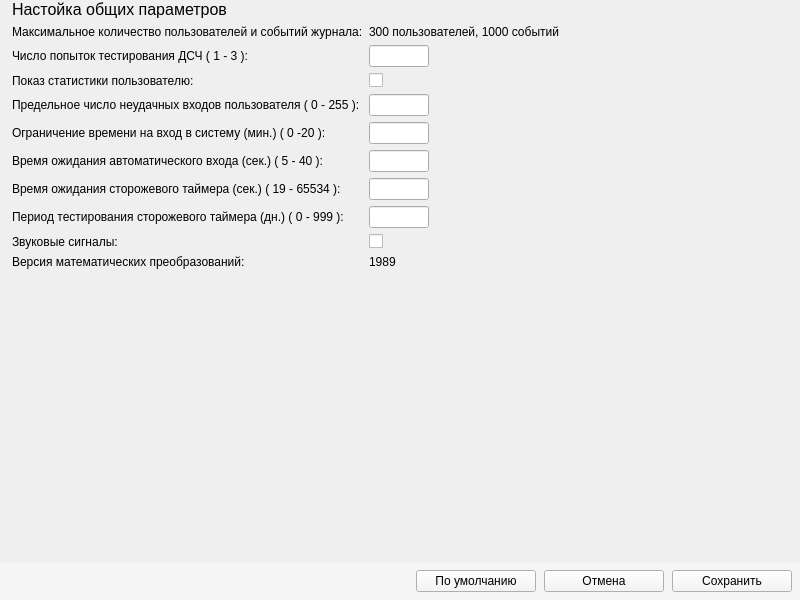
m6v/sobol, file panels/CommonParmsPanel.ui: the form before one commit.
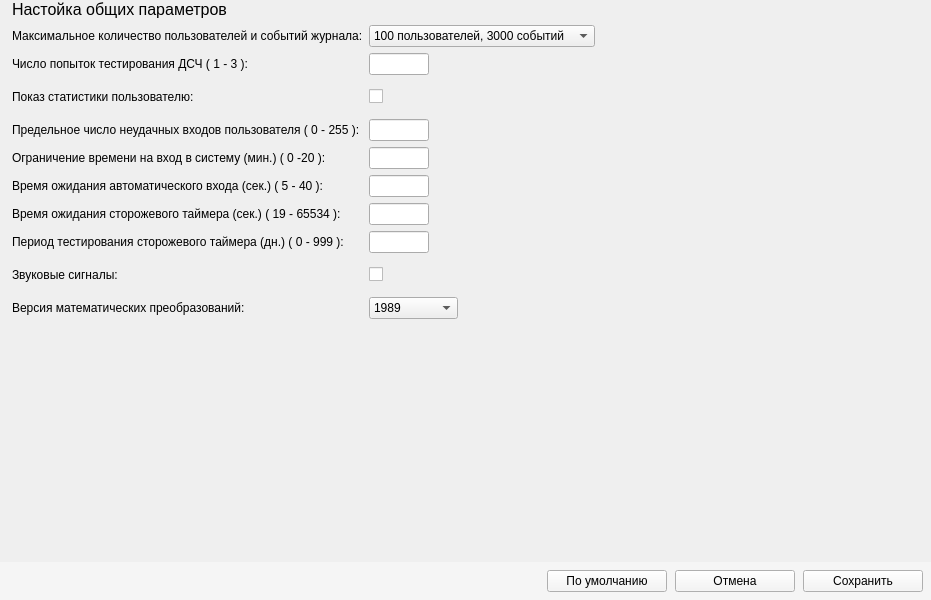
The form after the commit. Custom widgets are drawn as their Qt base class.

Commit message: Set uniform rows height

The edit to the form file:
```diff
--- a/panels/CommonParmsPanel.ui
+++ b/panels/CommonParmsPanel.ui
@@ -6,13 +6,16 @@
    <rect>
     <x>0</x>
     <y>0</y>
-    <width>800</width>
+    <width>931</width>
     <height>600</height>
    </rect>
   </property>
   <property name="windowTitle">
    <string>Form</string>
   </property>
+  <property name="styleSheet">
+   <string notr="true"/>
+  </property>
   <layout class="QVBoxLayout" name="verticalLayout">
    <property name="leftMargin">
     <number>0</number>
@@ -51,12 +54,133 @@
      </property>
      <item>
       <layout class="QGridLayout" name="gridLayout">
+       <property name="sizeConstraint">
+        <enum>QLayout::SetDefaultConstraint</enum>
+       </property>
        <property name="leftMargin">
         <number>0</number>
        </property>
        <property name="topMargin">
         <number>0</number>
        </property>
+       <item row="8" column="2">
+        <widget class="QLineEdit" name="timer_testing_period_line_edit">
+         <property name="sizePolicy">
+          <sizepolicy hsizetype="Fixed" vsizetype="Fixed">
+           <horstretch>0</horstretch>
+           <verstretch>0</verstretch>
+          </sizepolicy>
+         </property>
+         <property name="maximumSize">
+          <size>
+           <width>60</width>
+           <height>16777215</height>
+          </size>
+         </property>
+         <property name="maxLength">
+          <number>3</number>
+         </property>
+        </widget>
+       </item>
+       <item row="3" column="2">
+        <widget class="Toggle" name="show_stats_check_box">
+         <property name="text">
+          <string/>
+         </property>
+        </widget>
+       </item>
+       <item row="11" column="0">
+        <widget class="QLabel" name="alrorithm_label">
+         <property name="minimumSize">
+          <size>
+           <width>0</width>
+           <height>0</height>
+          </size>
+         </property>
+         <property name="text">
+          <string>Версия математических преобразований:</string>
+         </property>
+        </widget>
+       </item>
+       <item row="5" column="0">
+        <widget class="QLabel" name="time_limit_label">
+         <property name="text">
+          <string>Ограничение времени на вход в систему (мин.) ( 0 -20 ):</string>
+         </property>
+        </widget>
+       </item>
+       <item row="2" column="0">
+        <widget class="QLabel" name="rnd_testing_attempt_label">
+         <property name="text">
+          <string>Число попыток тестирования ДСЧ ( 1 - 3 ):</string>
+         </property>
+        </widget>
+       </item>
+       <item row="0" column="2">
+        <widget class="QComboBox" name="max_records_combo_box">
+         <property name="sizePolicy">
+          <sizepolicy hsizetype="Preferred" vsizetype="Fixed">
+           <horstretch>0</horstretch>
+           <verstretch>0</verstretch>
+          </sizepolicy>
+         </property>
+         <item>
+          <property name="text">
+           <string>100 пользователей, 3000 событий</string>
+          </property>
+         </item>
+         <item>
+          <property name="text">
+           <string>200 пользователей, 2000 событий</string>
+          </property>
+         </item>
+         <item>
+          <property name="text">
+           <string>300 пользователей, 1000 событий</string>
+          </property>
+         </item>
+        </widget>
+       </item>
+       <item row="7" column="0">
+        <widget class="QLabel" name="wait_timer_label">
+         <property name="text">
+          <string>Время ожидания сторожевого таймера (сек.) ( 19 - 65534 ):</string>
+         </property>
+        </widget>
+       </item>
+       <item row="9" column="2">
+        <widget class="Toggle" name="sound_signals_check_box">
+         <property name="text">
+          <string/>
+         </property>
+        </widget>
+       </item>
+       <item row="8" column="0">
+        <widget class="QLabel" name="timer_testing_period_label">
+         <property name="text">
+          <string>Период тестирования сторожевого таймера (дн.) ( 0 - 999 ):</string>
+         </property>
+        </widget>
+       </item>
+       <item row="6" column="2">
+        <widget class="QLineEdit" name="autologon_time_line_edit">
+         <property name="sizePolicy">
+          <sizepolicy hsizetype="Fixed" vsizetype="Fixed">
+           <horstretch>0</horstretch>
+           <verstretch>0</verstretch>
+          </sizepolicy>
+         </property>
+         <property name="maximumSize">
+          <size>
+           <width>60</width>
+           <height>16777215</height>
+          </size>
+         </property>
+         <property name="maxLength">
+          <number>2</number>
+         </property>
+        </widget>
+       </item>
        <item row="0" column="0">
         <widget class="QLabel" name="max_records_label">
          <property name="minimumSize">
@@ -70,21 +194,7 @@
          </property>
         </widget>
        </item>
-       <item row="0" column="1">
-        <widget class="QLabel" name="max_records_label_2">
-         <property name="text">
-          <string>300 пользователей, 1000 событий</string>
-         </property>
-        </widget>
-       </item>
-       <item row="1" column="0">
-        <widget class="QLabel" name="rnd_testing_attempt_label">
-         <property name="text">
-          <string>Число попыток тестирования ДСЧ ( 1 - 3 ):</string>
-         </property>
-        </widget>
-       </item>
-       <item row="1" column="1">
+       <item row="2" column="2">
         <widget class="QLineEdit" name="rnd_testing_attempt_line_edit">
          <property name="sizePolicy">
           <sizepolicy hsizetype="Fixed" vsizetype="Fixed">
@@ -103,21 +213,52 @@
          </property>
         </widget>
        </item>
-       <item row="2" column="0">
-        <widget class="QLabel" name="show_stats_label">
-         <property name="text">
-          <string>Показ статистики пользователю:</string>
+       <item row="5" column="2">
+        <widget class="QLineEdit" name="time_limit_line_edit">
+         <property name="sizePolicy">
+          <sizepolicy hsizetype="Fixed" vsizetype="Fixed">
+           <horstretch>0</horstretch>
+           <verstretch>0</verstretch>
+          </sizepolicy>
          </property>
+         <property name="maximumSize">
+          <size>
+           <width>60</width>
+           <height>16777215</height>
+          </size>
+         </property>
+         <property name="maxLength">
+          <number>2</number>
+         </property>
         </widget>
        </item>
-       <item row="3" column="0">
+       <item row="7" column="2">
+        <widget class="QLineEdit" name="wait_timer_line_edit">
+         <property name="sizePolicy">
+          <sizepolicy hsizetype="Fixed" vsizetype="Fixed">
+           <horstretch>0</horstretch>
+           <verstretch>0</verstretch>
+          </sizepolicy>
+         </property>
+         <property name="maximumSize">
+          <size>
+           <width>60</width>
+           <height>16777215</height>
+          </size>
+         </property>
+         <property name="maxLength">
+          <number>5</number>
+         </property>
+        </widget>
+       </item>
+       <item row="4" column="0">
         <widget class="QLabel" name="max_failed_logons_label">
          <property name="text">
           <string>Предельное число неудачных входов пользователя ( 0 - 255 ):</string>
          </property>
         </widget>
        </item>
-       <item row="3" column="1">
+       <item row="4" column="2">
         <widget class="QLineEdit" name="max_failed_logons_line_edit">
          <property name="sizePolicy">
           <sizepolicy hsizetype="Fixed" vsizetype="Fixed">
@@ -136,150 +277,69 @@
          </property>
         </widget>
        </item>
-       <item row="4" column="0">
-        <widget class="QLabel" name="time_limit_label">
-         <property name="text">
-          <string>Ограничение времени на вход в систему (мин.) ( 0 -20 ):</string>
-         </property>
-        </widget>
-       </item>
-       <item row="4" column="1">
-        <widget class="QLineEdit" name="time_limit_line_edit">
-         <property name="sizePolicy">
-          <sizepolicy hsizetype="Fixed" vsizetype="Fixed">
-           <horstretch>0</horstretch>
-           <verstretch>0</verstretch>
-          </sizepolicy>
-         </property>
-         <property name="maximumSize">
-          <size>
-           <width>60</width>
-           <height>16777215</height>
-          </size>
-         </property>
-         <property name="maxLength">
-          <number>2</number>
-         </property>
-        </widget>
-       </item>
-       <item row="5" column="0">
+       <item row="6" column="0">
         <widget class="QLabel" name="autologon_time_label">
          <property name="text">
           <string>Время ожидания автоматического входа (сек.) ( 5 - 40 ):</string>
          </property>
         </widget>
        </item>
-       <item row="5" column="1">
-        <widget class="QLineEdit" name="autologon_time_line_edit">
-         <property name="sizePolicy">
-          <sizepolicy hsizetype="Fixed" vsizetype="Fixed">
-           <horstretch>0</horstretch>
-           <verstretch>0</verstretch>
-          </sizepolicy>
-         </property>
-         <property name="maximumSize">
-          <size>
-           <width>60</width>
-           <height>16777215</height>
-          </size>
-         </property>
-         <property name="maxLength">
-          <number>2</number>
-         </property>
-        </widget>
-       </item>
-       <item row="6" column="0">
-        <widget class="QLabel" name="wait_timer_label">
-         <property name="text">
-          <string>Время ожидания сторожевого таймера (сек.) ( 19 - 65534 ):</string>
-         </property>
-        </widget>
-       </item>
-       <item row="6" column="1">
-        <widget class="QLineEdit" name="wait_timer_line_edit">
-         <property name="sizePolicy">
-          <sizepolicy hsizetype="Fixed" vsizetype="Fixed">
-           <horstretch>0</horstretch>
-           <verstretch>0</verstretch>
-          </sizepolicy>
-         </property>
-         <property name="maximumSize">
-          <size>
-           <width>60</width>
-           <height>16777215</height>
-          </size>
-         </property>
-         <property name="maxLength">
-          <number>5</number>
-         </property>
-        </widget>
-       </item>
-       <item row="7" column="0">
-        <widget class="QLabel" name="timer_testing_period_label">
-         <property name="text">
-          <string>Период тестирования сторожевого таймера (дн.) ( 0 - 999 ):</string>
-         </property>
-        </widget>
-       </item>
-       <item row="7" column="1">
-        <widget class="QLineEdit" name="timer_testing_period_line_edit">
-         <property name="sizePolicy">
-          <sizepolicy hsizetype="Fixed" vsizetype="Fixed">
-           <horstretch>0</horstretch>
-           <verstretch>0</verstretch>
-          </sizepolicy>
-         </property>
-         <property name="maximumSize">
-          <size>
-           <width>60</width>
-           <height>16777215</height>
-          </size>
-         </property>
-         <property name="maxLength">
-          <number>3</number>
-         </property>
-        </widget>
-       </item>
-       <item row="8" column="0">
+       <item row="9" column="0">
         <widget class="QLabel" name="sound_signals_check_label">
+         <property name="minimumSize">
+          <size>
+           <width>0</width>
+           <height>32</height>
+          </size>
+         </property>
          <property name="text">
           <string>Звуковые сигналы:</string>
          </property>
         </widget>
        </item>
-       <item row="9" column="0">
-        <widget class="QLabel" name="alrorithm_value">
+       <item row="3" column="0">
+        <widget class="QLabel" name="show_stats_label">
          <property name="minimumSize">
           <size>
            <width>0</width>
-           <height>0</height>
+           <height>32</height>
           </size>
          </property>
          <property name="text">
-          <string>Версия математических преобразований:</string>
+          <string>Показ статистики пользователю:</string>
          </property>
         </widget>
        </item>
-       <item row="9" column="1">
-        <widget class="QLabel" name="alrorithm_label">
-         <property name="text">
-          <string>1989</string>
-         </property>
-        </widget>
-       </item>
-       <item row="2" column="1">
-        <widget class="Toggle" name="show_stats_check_box">
-         <property name="text">
-          <string/>
-         </property>
-        </widget>
-       </item>
-       <item row="8" column="1">
-        <widget class="Toggle" name="sound_signals_check_box">
-         <property name="text">
-          <string/>
-         </property>
-        </widget>
+       <item row="11" column="2">
+        <layout class="QHBoxLayout" name="horizontalLayout_3">
+         <item>
+          <widget class="QComboBox" name="alrorithm_combo_box">
+           <item>
+            <property name="text">
+             <string>1989</string>
+            </property>
+           </item>
+           <item>
+            <property name="text">
+             <string>2015/2018</string>
+            </property>
+           </item>
+          </widget>
+         </item>
+         <item>
+          <spacer name="horizontal_spacer_3">
+           <property name="orientation">
+            <enum>Qt::Horizontal</enum>
+           </property>
+           <property name="sizeHint" stdset="0">
+            <size>
+             <width>40</width>
+             <height>20</height>
+            </size>
+           </property>
+          </spacer>
+         </item>
+        </layout>
        </item>
       </layout>
      </item>
```
Left out of the diff: 4 changed lines with no effect on the pictures. The commit also changes 8 other files.
